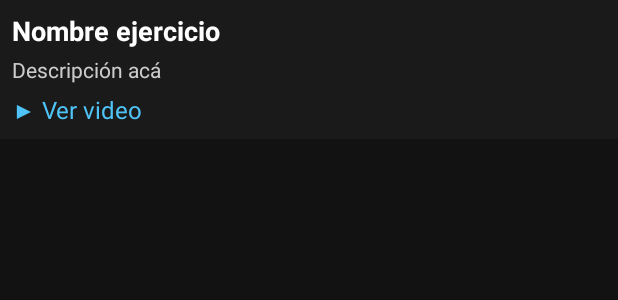
After one commit to Nico0105/GestorEntrenamientos, an Android app: the layout item_ejercicio_en_rutina.xml on its own in the app's theme, with its tools: preview values and no code run, on a phone screen of 412 x 824 dp. The commit adds this screen. Shown: the top 300 px of the screen. Run offline under Robolectric (Android 15) with nearby library versions, the phone set to English and light mode, and no system bars.

Commit message:
Agregue videos para los Ejercicios
Agregue videos para cada uno de lo ejercicios, algunos no encontre videos que se vean bien realizados por lo tanto algunos faltaron pero la mayoria estan

```diff
--- a/app/src/main/AndroidManifest.xml
+++ b/app/src/main/AndroidManifest.xml
@@ -3,9 +3,9 @@
     xmlns:tools="http://schemas.android.com/tools">
 
     <application
-        android:allowBackup="true"
+        android:allowBackup="false"
+        android:fullBackupContent="false"
         android:dataExtractionRules="@xml/data_extraction_rules"
-        android:fullBackupContent="@xml/backup_rules"
         android:icon="@mipmap/ic_launcher"
         android:label="@string/app_name"
         android:roundIcon="@mipmap/ic_launcher_round"
--- /dev/null
+++ b/app/src/main/res/layout/item_ejercicio_en_rutina.xml
@@ -0,0 +1,35 @@
+<LinearLayout xmlns:android="http://schemas.android.com/apk/res/android"
+    android:layout_width="match_parent"
+    android:layout_height="wrap_content"
+    android:orientation="vertical"
+    android:padding="8dp"
+    android:background="#1A1A1A"
+    android:layout_marginBottom="8dp">
+
+    <TextView
+        android:id="@+id/tvNombreEjercicio"
+        android:layout_width="wrap_content"
+        android:layout_height="wrap_content"
+        android:text="Nombre ejercicio"
+        android:textColor="#FFFFFF"
+        android:textSize="18sp"
+        android:textStyle="bold"/>
+
+    <TextView
+        android:id="@+id/tvDescripcionEjercicio"
+        android:layout_width="wrap_content"
+        android:layout_height="wrap_content"
+        android:text="Descripción acá"
+        android:textColor="#CCCCCC"
+        android:textSize="14sp"
+        android:layout_marginTop="4dp"/>
+
+    <TextView
+        android:id="@+id/btnVerVideo"
+        android:layout_width="wrap_content"
+        android:layout_height="wrap_content"
+        android:text="▶ Ver video"
+        android:textColor="#4FC3F7"
+        android:textSize="16sp"
+        android:layout_marginTop="6dp" />
+</LinearLayout>
```
Also changed, not shown: app/src/main/java/com/example/gestorentrenamientos/VerRutinasActivity.java (+48 -1 lines), app/src/main/java/com/example/gestorentrenamientos/database/AppDatabase.java (+92 -55 lines), app/src/main/java/com/example/gestorentrenamientos/database/Ejercicios.java (+8 -1 lines).
